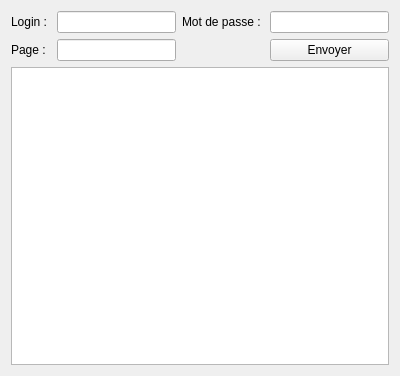
KDE/silk, file mediawiki/samplecode/editsample/mainwindow.ui: the form before one commit.
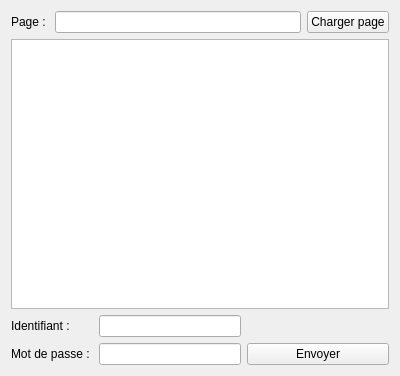
The form after the commit.

Commit message: Hide password text of editSample and uploadSample Get text from a wiki page for editSample

Diff of the .ui file:
```diff
--- a/mediawiki/samplecode/editsample/mainwindow.ui
+++ b/mediawiki/samplecode/editsample/mainwindow.ui
@@ -17,25 +17,15 @@
    <layout class="QVBoxLayout" name="verticalLayout">
     <item>
      <layout class="QGridLayout" name="gridLayout">
-      <item row="0" column="0">
-       <widget class="QLabel" name="mLoginLabel">
+      <item row="1" column="3">
+       <widget class="QPushButton" name="pushButton2">
         <property name="text">
-         <string>Login : </string>
+         <string>Charger page</string>
         </property>
        </widget>
       </item>
-      <item row="0" column="1">
-       <widget class="QLineEdit" name="mLoginEdit"/>
-      </item>
-      <item row="0" column="2">
-       <widget class="QLabel" name="mMdpLabel">
-        <property name="text">
-         <string>Mot de passe : </string>
-        </property>
-       </widget>
-      </item>
-      <item row="0" column="3">
-       <widget class="QLineEdit" name="mMdpEdit"/>
+      <item row="1" column="1">
+       <widget class="QLineEdit" name="mPageEdit"/>
       </item>
       <item row="1" column="0">
        <widget class="QLabel" name="label">
@@ -44,21 +34,65 @@
         </property>
        </widget>
       </item>
-      <item row="1" column="1">
-       <widget class="QLineEdit" name="mPageEdit"/>
-      </item>
-      <item row="1" column="3">
-       <widget class="QPushButton" name="pushButton">
-        <property name="text">
-         <string>Envoyer</string>
-        </property>
-       </widget>
-      </item>
      </layout>
     </item>
     <item>
      <widget class="QPlainTextEdit" name="plainTextEdit"/>
     </item>
+    <item>
+     <layout class="QGridLayout" name="gridLayout_2">
+      <item row="0" column="3">
+       <widget class="QLineEdit" name="mLoginEdit"/>
+      </item>
+      <item row="0" column="1">
+       <widget class="QLabel" name="label_2">
+        <property name="frameShape">
+         <enum>QFrame::NoFrame</enum>
+        </property>
+        <property name="text">
+         <string>Identifiant :</string>
+        </property>
+       </widget>
+      </item>
+      <item row="1" column="1">
+       <widget class="QLabel" name="mMdpLabel">
+        <property name="text">
+         <string>Mot de passe : </string>
+        </property>
+       </widget>
+      </item>
+      <item row="1" column="3">
+       <widget class="QLineEdit" name="mMdpEdit">
+        <property name="acceptDrops">
+         <bool>true</bool>
+        </property>
+        <property name="echoMode">
+         <enum>QLineEdit::Password</enum>
+        </property>
+       </widget>
+      </item>
+      <item row="0" column="4">
+       <spacer name="horizontalSpacer">
+        <property name="orientation">
+         <enum>Qt::Horizontal</enum>
+        </property>
+        <property name="sizeHint" stdset="0">
+         <size>
+          <width>40</width>
+          <height>20</height>
+         </size>
+        </property>
+       </spacer>
+      </item>
+      <item row="1" column="4">
+       <widget class="QPushButton" name="pushButton1">
+        <property name="text">
+         <string>Envoyer</string>
+        </property>
+       </widget>
+      </item>
+     </layout>
+    </item>
    </layout>
   </widget>
  </widget>
```
The commit also changes 3 other files.
